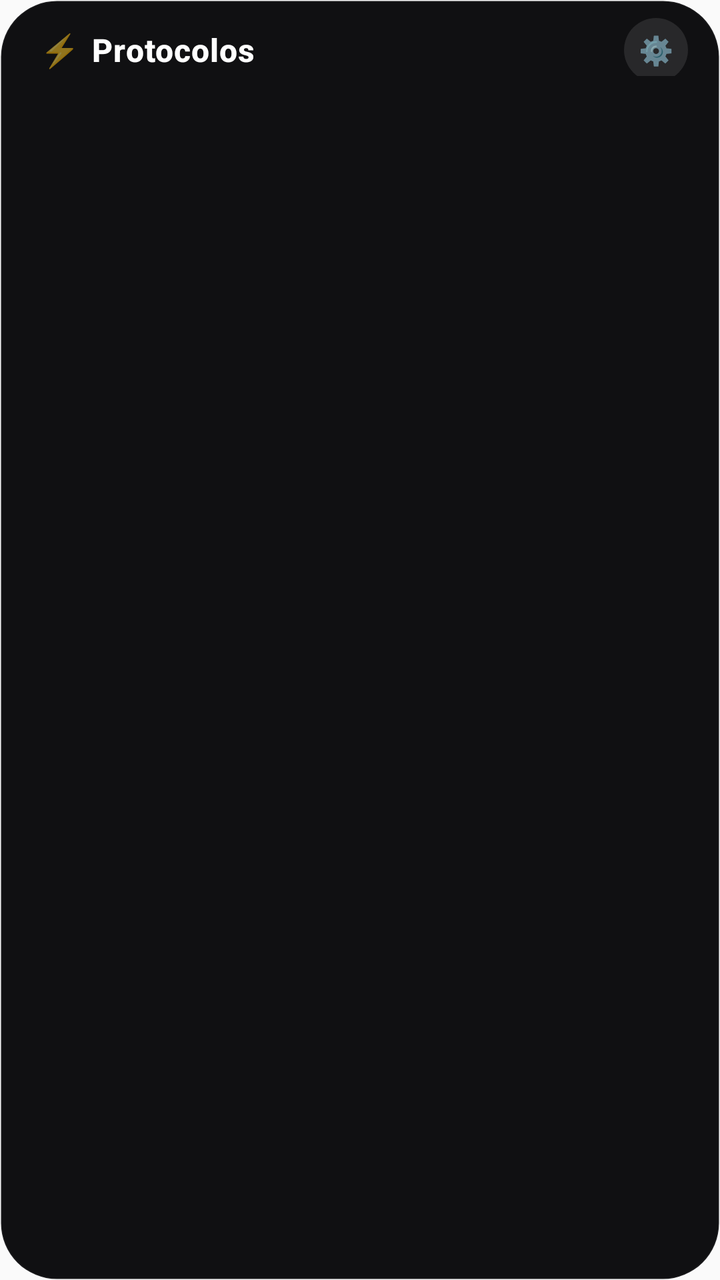
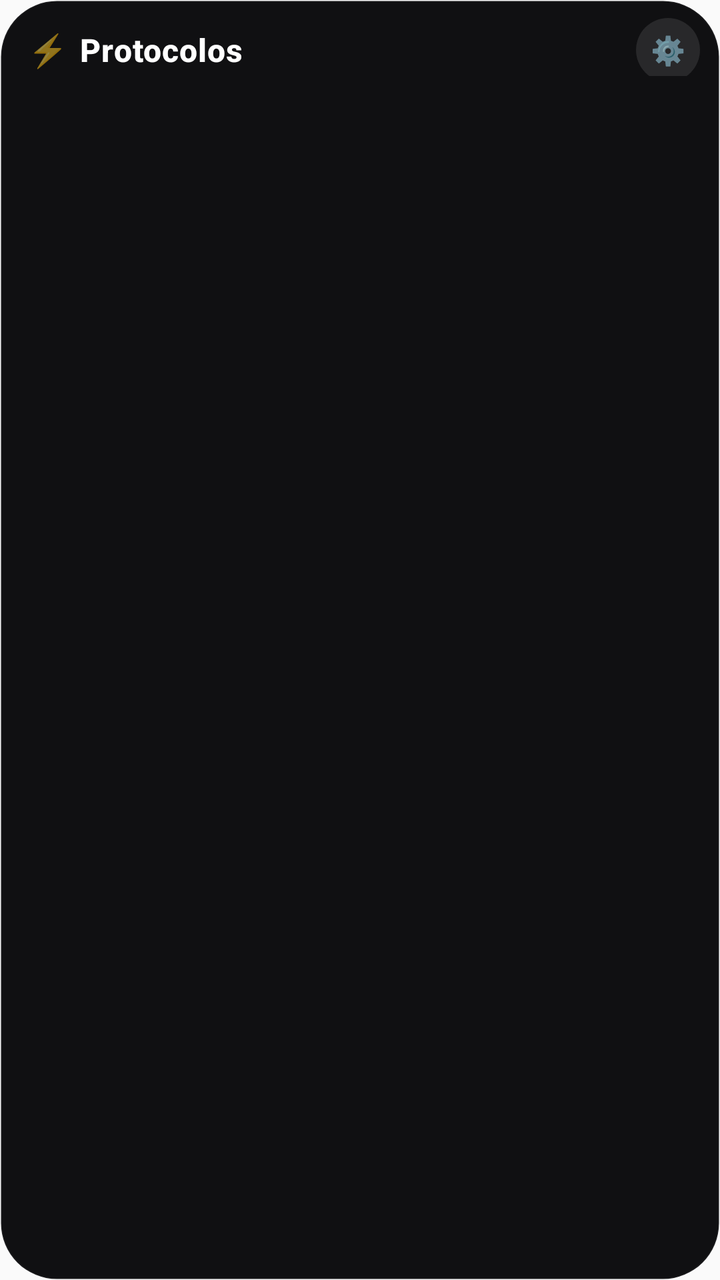

An Android layout rendered at two revisions. The XML below is the earlier revision; the diff shows what the commit changed to produce the second picture.
<!-- AndroidManifest.xml: application theme AppTheme -->
<!-- res/layout/widget_habit_list.xml -->
<?xml version="1.0" encoding="utf-8"?>
<LinearLayout xmlns:android="http://schemas.android.com/apk/res/android"
    android:layout_width="match_parent"
    android:layout_height="match_parent"
    android:orientation="vertical"
    android:background="@drawable/widget_background"
    android:paddingStart="12dp"
    android:paddingEnd="12dp"
    android:paddingTop="6dp"
    android:paddingBottom="10dp">

    
    <RelativeLayout
        android:layout_width="match_parent"
        android:layout_height="wrap_content"
        android:paddingStart="8dp"
        android:paddingEnd="4dp"
        android:paddingBottom="6dp">

        
        <LinearLayout
            android:id="@+id/widget_header_left"
            android:layout_width="wrap_content"
            android:layout_height="wrap_content"
            android:layout_alignParentStart="true"
            android:layout_centerVertical="true"
            android:orientation="horizontal"
            android:gravity="center_vertical">

            <TextView
                android:layout_width="wrap_content"
                android:layout_height="wrap_content"
                android:text="⚡"
                android:textSize="16sp"
                android:layout_marginEnd="6dp" />

            <TextView
                android:id="@+id/widget_title"
                android:layout_width="wrap_content"
                android:layout_height="wrap_content"
                android:text="Protocolos"
                android:textColor="#FFFFFF"
                android:textSize="16sp"
                android:textStyle="bold"
                android:fontFamily="sans-serif-medium"
                android:letterSpacing="0.02" />

            <TextView
                android:id="@+id/widget_count"
                android:layout_width="wrap_content"
                android:layout_height="wrap_content"
                android:layout_marginStart="8dp"
                android:textColor="#4DFFFFFF"
                android:textSize="12sp"
                android:fontFamily="sans-serif" />

        </LinearLayout>

        
        <FrameLayout
            android:id="@+id/widget_settings_btn"
            android:layout_width="32dp"
            android:layout_height="32dp"
            android:layout_alignParentEnd="true"
            android:layout_centerVertical="true"
            android:background="@drawable/widget_refresh_bg"
            android:clickable="true"
            android:focusable="true">

            <TextView
                android:layout_width="wrap_content"
                android:layout_height="wrap_content"
                android:layout_gravity="center"
                android:text="⚙️"
                android:textColor="#B3FFFFFF"
                android:textSize="14sp" />

        </FrameLayout>

    </RelativeLayout>

    
    <ListView
        android:id="@+id/widget_habit_list"
        android:layout_width="match_parent"
        android:layout_height="0dp"
        android:layout_weight="1"
        android:divider="@null"
        android:dividerHeight="0dp"
        android:scrollbars="none"
        android:fadingEdge="none"
        android:clipToPadding="false"
        android:paddingBottom="4dp" />

    
    <GridView
        android:id="@+id/widget_habit_grid"
        android:layout_width="match_parent"
        android:layout_height="0dp"
        android:layout_weight="1"
        android:numColumns="2"
        android:verticalSpacing="6dp"
        android:horizontalSpacing="6dp"
        android:scrollbars="none"
        android:fadingEdge="none"
        android:clipToPadding="false"
        android:paddingBottom="4dp"
        android:visibility="gone" />

    
    <TextView
        android:id="@+id/widget_empty_text"
        android:layout_width="match_parent"
        android:layout_height="0dp"
        android:layout_weight="1"
        android:gravity="center"
        android:text="✨ ¡Todo completado!"
        android:textColor="#4DFFFFFF"
        android:textSize="14sp"
        android:fontFamily="sans-serif-medium"
        android:visibility="gone" />

</LinearLayout>
<!-- resources referenced by this layout -->
<resources>
  <!-- drawable widget_background (drawable) -->
  <?xml version="1.0" encoding="utf-8"?>
  <shape xmlns:android="http://schemas.android.com/apk/res/android"
      android:shape="rectangle">
      <solid android:color="#F0020204" />
      <corners android:radius="28dp" />
      <stroke
          android:width="1dp"
          android:color="#0DFFFFFF" />
  </shape>
  <!-- drawable widget_refresh_bg (drawable) -->
  <?xml version="1.0" encoding="utf-8"?>
  <shape xmlns:android="http://schemas.android.com/apk/res/android"
      android:shape="oval">
      <solid android:color="#1AFFFFFF" />
      <size
          android:width="32dp"
          android:height="32dp" />
  </shape>
  <style name="AppTheme" parent="Theme.AppCompat.Light.DarkActionBar">
          
          <item name="colorPrimary">@color/colorPrimary</item>
          <item name="colorPrimaryDark">@color/colorPrimaryDark</item>
          <item name="colorAccent">@color/colorAccent</item>
      </style>
</resources>

<!-- the commit's change to res/layout/widget_habit_list.xml (unified diff, before → after) -->
@@ -4,8 +4,8 @@
     android:layout_height="match_parent"
     android:orientation="vertical"
     android:background="@drawable/widget_background"
-    android:paddingStart="12dp"
-    android:paddingEnd="12dp"
+    android:paddingStart="6dp"
+    android:paddingEnd="6dp"
     android:paddingTop="6dp"
     android:paddingBottom="10dp">
 
@@ -99,8 +99,8 @@
         android:layout_height="0dp"
         android:layout_weight="1"
         android:numColumns="2"
-        android:verticalSpacing="6dp"
-        android:horizontalSpacing="6dp"
+        android:verticalSpacing="4dp"
+        android:horizontalSpacing="4dp"
         android:scrollbars="none"
         android:fadingEdge="none"
         android:clipToPadding="false"
